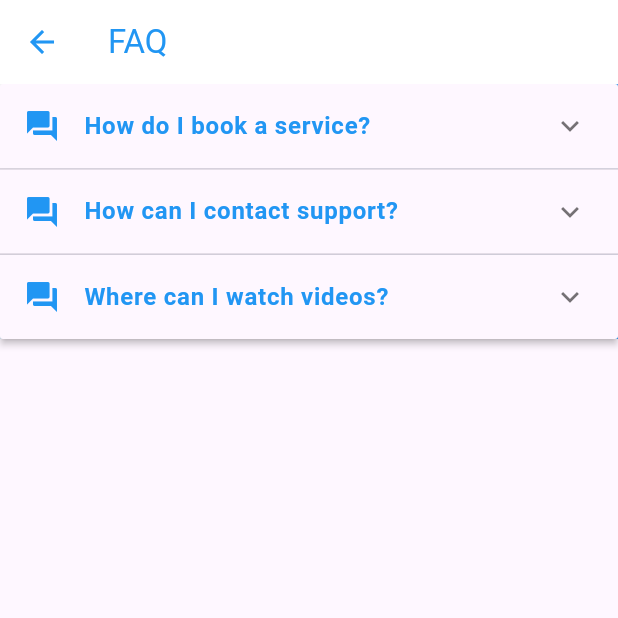
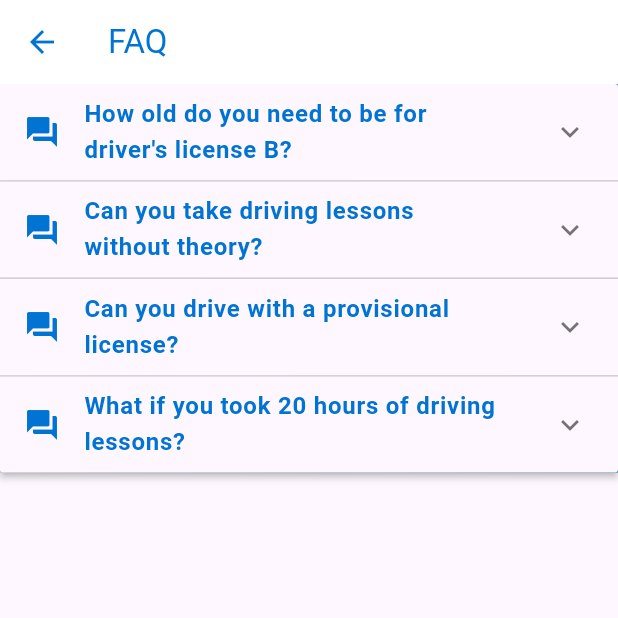
Before and after one commit to raj333921/limanplatform, a Flutter app: the FAQPage screen opened directly, on a phone screen of 412 x 824 dp, the top half of it. Run offline on Flutter 3.47's test engine with Material 3 defaults, Android fonts, the phone set to English and light mode, and no system bars; our stand-ins replace easy_localization, webview_flutter.

Commit message:
added latest changes

```diff
--- a/assets/translations/en.json
+++ b/assets/translations/en.json
@@ -1,8 +1,16 @@
 {
-  "booking": "Booking",
+  "booking": "Booking/Logging In",
   "registration": "Registration",
   "faq": "FAQ",
   "videos": "Videos",
   "contact_us": "Contact Us",
-  "introduction": "Introduction"
+  "introduction": "Introduction",
+  "question1":"How old do you need to be for driver's license B?",
+  "answer1":"You can take the practical exam as soon as you turn 18.",
+  "question2":"Can you take driving lessons without theory?",
+  "answer2":"It is not required to pass the theory exam before you can begin driving lessons at Liman Driving School.",
+  "question3":"Can you drive with a provisional license?",
+  "answer3":"Driving on the road begins after a practice period of up to 36 months, during which you have the choice of driving with a guide, or a period of 18 months without a guide.",
+  "question4":"What if you took 20 hours of driving lessons?",
+  "answer4":"After obtaining a \"certificate of competency,\" you go to the town hall. There you can obtain your provisional M18 driving license through Liman Driving School, after which you can start driving independently."
 }
--- a/lib/components/faq.dart
+++ b/lib/components/faq.dart
@@ -1,3 +1,4 @@
+import 'package:easy_localization/easy_localization.dart';
 import 'package:flutter/material.dart';
 import 'package:limanplatform/constants.dart';
 
@@ -15,12 +16,12 @@ class _FAQPageState extends State<FAQPage> {
       appBar: AppBar(
         title: const Text("FAQ"),
         backgroundColor: Colors.white,
-        foregroundColor: Colors.blue,
+        foregroundColor: Color(0xFF0173D3),
       ),
       body: Container(
         decoration: const BoxDecoration(
           gradient: LinearGradient(
-            colors: [Colors.white, Colors.blue],
+            colors: [Colors.white, Color(0xFF0173D3)],
             begin: Alignment.topLeft,
             end: Alignment.bottomRight,
           ),
@@ -38,14 +39,14 @@ class _FAQPageState extends State<FAQPage> {
                   return ListTile(
                     leading: const Icon(
                       Icons.question_answer,
-                      color: Colors.blue,
+                      color: Color(0xFF0173D3),
                     ),
                     title: Text(
-                      item['question']!,
+                      item['question'].toString().tr()!,
                       style: const TextStyle(
                         fontWeight: FontWeight.bold,
                         fontSize: 16,
-                        color: Colors.blue,
+                        color: Color(0xFF0173D3),
                       ),
                     ),
                   );
@@ -54,12 +55,15 @@ class _FAQPageState extends State<FAQPage> {
                   width: double.infinity,
                   padding: const EdgeInsets.all(12),
                   decoration: BoxDecoration(
-                    color: Colors.blue.withOpacity(0.05),
+                    color: Color(0xFF0173D3).withOpacity(0.05),
                     borderRadius: BorderRadius.circular(12),
                   ),
                   child: Text(
-                    item['answer']!,
-                    style: const TextStyle(fontSize: 14, color: Colors.blue),
+                    item['answer'].toString().tr()!,
+                    style: const TextStyle(
+                      fontSize: 14,
+                      color: Color(0xFF0173D3),
+                    ),
                   ),
                 ),
               );
--- a/lib/components/webview_page.dart
+++ b/lib/components/webview_page.dart
@@ -1,3 +1,4 @@
+import 'package:easy_localization/easy_localization.dart';
 import 'package:flutter/material.dart';
 import 'package:webview_flutter/webview_flutter.dart';
 
@@ -35,7 +36,7 @@ class _WebViewPageState extends State<WebViewPage> {
   @override
   Widget build(BuildContext context) {
     return Scaffold(
-      appBar: AppBar(title: Text(widget.name.toUpperCase())),
+      appBar: AppBar(title: Text(widget.name.tr().toUpperCase())),
       body: Stack(
         children: [
           WebViewWidget(controller: _controller), // WebView
--- a/lib/constants.dart
+++ b/lib/constants.dart
@@ -2,28 +2,18 @@ import 'package:flutter/material.dart';
 
 class Constants {
   static final List<Map<String, dynamic>> items = [
+    {'title': 'introduction', 'icon': Icons.info, 'color': Colors.blue},
     {'title': 'booking', 'icon': Icons.book_online, 'color': Colors.blue},
     {'title': 'registration', 'icon': Icons.person_add, 'color': Colors.blue},
     {'title': 'faq', 'icon': Icons.help, 'color': Colors.blue},
     {'title': 'videos', 'icon': Icons.video_library, 'color': Colors.blue},
     {'title': 'contact_us', 'icon': Icons.call, 'color': Colors.blue},
-    {'title': 'introduction', 'icon': Icons.info, 'color': Colors.blue},
   ];
 
   static const List<Map<String, String>> faqs = [
-    {
-      "question": "How do I book a service?",
-      "answer":
-          "You can book a service by clicking the booking icon and filling the form.",
-    },
-    {
-      "question": "How can I contact support?",
-      "answer":
-          "Contact support via the FAQ section or email support@example.com.",
-    },
-    {
-      "question": "Where can I watch videos?",
-      "answer": "Videos are available under the Videos section in the app.",
-    },
+    {"question": 'question1', "answer": "answer1"},
+    {"question": "question2", "answer": "answer2"},
+    {"question": "question3", "answer": "answer3"},
+    {"question": "question4", "answer": "answer4"},
   ];
 }
```
Also changed, not shown: assets/translations/fr.json (+11 -2 lines), assets/translations/nl.json (+11 -2 lines), lib/components/appconfig.dart (added, +17 -0 lines), lib/main.dart (+32 -12 lines), 2 other files.
